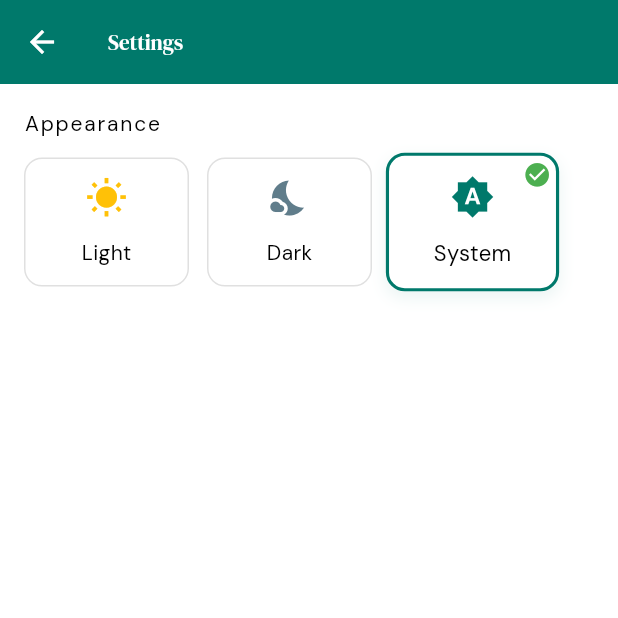
After one commit to x0911/voiceon-flutter, a Flutter app: the RecordingScreen screen opened by its route, after a tap on the "close" icon, after a tap on the "settings" icon, on a phone screen of 412 x 824 dp, the top half of it. The commit adds this screen. Run offline on Flutter 3.47's test engine with Material 3 defaults, Android fonts, the phone set to English and light mode, and no system bars; our stand-ins replace drift, flex_color_scheme, flutter_riverpod, go_router, google_fonts, permission_handler and 1 more; missing offline and left inert: audio_waveforms, flutter_sound; accounts and stored records are empty; generated files the repository leaves out were written again.

Commit message:
wip: bug-fixes-v1

```diff
--- a/lib/core/router/app_router.dart
+++ b/lib/core/router/app_router.dart
@@ -5,6 +5,7 @@ import '../../features/home/home_screen.dart';
 import '../../features/metadata/metadata_screen.dart';
 import '../../features/note_detail/note_detail_screen.dart';
 import '../../features/recording/recording_screen.dart';
+import '../../features/settings/settings_screen.dart';
 import '../../core/services/audio_service.dart';
 
 final appRouter = GoRouter(
@@ -53,5 +54,10 @@ final appRouter = GoRouter(
         return NoteDetailScreen(noteId: id);
       },
     ),
+    GoRoute(
+      path: '/settings',
+      name: 'settings',
+      builder: (context, state) => const SettingsScreen(),
+    ),
   ],
 );
--- a/lib/core/theme/theme_provider.dart
+++ b/lib/core/theme/theme_provider.dart
@@ -11,6 +11,10 @@ class ThemeModeNotifier extends StateNotifier<ThemeMode> {
       ThemeMode.light => ThemeMode.system,
     };
   }
+
+  void setThemeMode(ThemeMode mode) {
+    state = mode;
+  }
 }
 
 final themeModeProvider = StateNotifierProvider<ThemeModeNotifier, ThemeMode>(
--- a/lib/features/home/home_screen.dart
+++ b/lib/features/home/home_screen.dart
@@ -8,7 +8,6 @@ import '../../core/models/note.dart';
 import '../../core/models/person.dart';
 import '../../core/repositories/note_repository.dart';
 import '../../core/services/audio_service.dart';
-import '../../core/theme/theme_provider.dart';
 import 'home_state.dart';
 import 'note_card.dart';
 
@@ -97,9 +96,6 @@ class _HomeScreenState extends ConsumerState<HomeScreen> {
       }
     }
 
-    final themeMode = ref.watch(themeModeProvider);
-    final themeNotifier = ref.read(themeModeProvider.notifier);
-
     return Scaffold(
       body: CustomScrollView(
         slivers: [
@@ -117,28 +113,9 @@ class _HomeScreenState extends ConsumerState<HomeScreen> {
             ),
             actions: [
               IconButton(
-                icon: Icon(
-                  themeMode == ThemeMode.dark
-                      ? Icons.dark_mode
-                      : themeMode == ThemeMode.light
-                      ? Icons.light_mode
-                      : Icons.brightness_auto,
-                ),
-                tooltip: themeMode == ThemeMode.dark
-                    ? 'Switch to light theme'
-                    : themeMode == ThemeMode.light
-                    ? 'Switch to system theme'
-                    : 'Switch to dark theme',
-                onPressed: themeNotifier.cycleThemeMode,
-              ),
-              IconButton(
                 icon: const Icon(Icons.settings_outlined),
                 tooltip: 'Settings',
-                onPressed: () {
-                  ScaffoldMessenger.of(context).showSnackBar(
-                    const SnackBar(content: Text('Settings coming soon.')),
-                  );
-                },
+                onPressed: () => context.push('/settings'),
               ),
               if (filters.hasFilters)
                 IconButton(
@@ -169,6 +146,17 @@ class _HomeScreenState extends ConsumerState<HomeScreen> {
                       return FilterChip(
                         label: Text(priority.name.toUpperCase()),
                         selected: filters.priorities.contains(priority),
+                        selectedColor: Theme.of(context).colorScheme.primary,
+                        checkmarkColor: Colors.white,
+                        labelStyle: TextStyle(
+                          color: filters.priorities.contains(priority)
+                              ? Colors.white
+                              : Theme.of(context).colorScheme.onSurface,
+                          fontWeight: filters.priorities.contains(priority)
+                              ? FontWeight.w600
+                              : FontWeight.w400,
+                        ),
+                        selectedShadowColor: Colors.transparent,
                         onSelected: (_) =>
                             filterNotifier.togglePriority(priority),
                       );
@@ -181,6 +169,13 @@ class _HomeScreenState extends ConsumerState<HomeScreen> {
                       ChoiceChip(
                         label: const Text('Todo'),
                         selected: filters.todoFilter == HomeTodoFilter.todo,
+                        selectedColor: Theme.of(context).colorScheme.primary,
+                        labelStyle: TextStyle(
+                          color: filters.todoFilter == HomeTodoFilter.todo
+                              ? Colors.white
+                              : Theme.of(context).colorScheme.onSurface,
+                        ),
+                        selectedShadowColor: Colors.transparent,
                         onSelected: (_) => filterNotifier.setTodoFilter(
                           filters.todoFilter == HomeTodoFilter.todo
                               ? HomeTodoFilter.all
@@ -190,6 +185,13 @@ class _HomeScreenState extends ConsumerState<HomeScreen> {
                       ChoiceChip(
                         label: const Text('Non-Todo'),
                         selected: filters.todoFilter == HomeTodoFilter.nonTodo,
+                        selectedColor: Theme.of(context).colorScheme.primary,
+                        labelStyle: TextStyle(
+                          color: filters.todoFilter == HomeTodoFilter.nonTodo
+                              ? Colors.white
+                              : Theme.of(context).colorScheme.onSurface,
+                        ),
+                        selectedShadowColor: Colors.transparent,
                         onSelected: (_) => filterNotifier.setTodoFilter(
                           filters.todoFilter == HomeTodoFilter.nonTodo
                               ? HomeTodoFilter.all
@@ -206,6 +208,14 @@ class _HomeScreenState extends ConsumerState<HomeScreen> {
                         label: const Text('Pending'),
                         selected:
                             filters.statusFilter == HomeStatusFilter.pending,
+                        selectedColor: Theme.of(context).colorScheme.primary,
+                        labelStyle: TextStyle(
+                          color:
+                              filters.statusFilter == HomeStatusFilter.pending
+                              ? Colors.white
+                              : Theme.of(context).colorScheme.onSurface,
+                        ),
+                        selectedShadowColor: Colors.transparent,
                         onSelected: (_) => filterNotifier.setStatusFilter(
                           filters.statusFilter == HomeStatusFilter.pending
                               ? HomeStatusFilter.all
@@ -216,6 +226,14 @@ class _HomeScreenState extends ConsumerState<HomeScreen> {
                         label: const Text('Completed'),
                         selected:
                             filters.statusFilter == HomeStatusFilter.completed,
+                        selectedColor: Theme.of(context).colorScheme.primary,
+                        labelStyle: TextStyle(
+                          color:
+                              filters.statusFilter == HomeStatusFilter.completed
+                              ? Colors.white
+                              : Theme.of(context).colorScheme.onSurface,
+                        ),
+                        selectedShadowColor: Colors.transparent,
                         onSelected: (_) => filterNotifier.setStatusFilter(
                           filters.statusFilter == HomeStatusFilter.completed
                               ? HomeStatusFilter.all
@@ -239,6 +257,16 @@ class _HomeScreenState extends ConsumerState<HomeScreen> {
                           return FilterChip(
                             label: Text(person.name),
                             selected: selected,
+                            selectedColor: Theme.of(
+                              context,
+                            ).colorScheme.primary,
+                            checkmarkColor: Colors.white,
+                            labelStyle: TextStyle(
+                              color: selected
+                                  ? Colors.white
+                                  : Theme.of(context).colorScheme.onSurface,
+                            ),
+                            selectedShadowColor: Colors.transparent,
                             onSelected: (_) =>
                                 filterNotifier.togglePersonFilter(person.id),
                           );
@@ -326,7 +354,7 @@ class _HomeScreenState extends ConsumerState<HomeScreen> {
                               value,
                             )
                           : null,
-                      onTap: () => context.go('/note/${note.id}'),
+                      onTap: () => context.push('/note/${note.id}'),
                     ),
                   );
                 }, childCount: notes.length),
@@ -347,7 +375,7 @@ class _HomeScreenState extends ConsumerState<HomeScreen> {
       floatingActionButton: FloatingActionButton.extended(
         icon: const Icon(Icons.mic),
         label: const Text('New note'),
-        onPressed: () => context.go('/record'),
+        onPressed: () => context.push('/record'),
       ),
     );
   }
--- a/lib/features/recording/recording_screen.dart
+++ b/lib/features/recording/recording_screen.dart
@@ -154,7 +154,7 @@ class _RecordingScreenState extends ConsumerState<RecordingScreen>
       if (!mounted) return;
       if (widget.extra is RecordingEditContext) {
         final editContext = widget.extra as RecordingEditContext;
-        context.go(
+        context.push(
           '/metadata',
           extra: RecordingEditContext(
             noteId: editContext.noteId,
@@ -163,7 +163,7 @@ class _RecordingScreenState extends ConsumerState<RecordingScreen>
         );
         return;
       }
-      context.go('/metadata', extra: result);
+      context.push('/metadata', extra: result);
     } catch (error) {
       if (!mounted) return;
       ScaffoldMessenger.of(
@@ -186,9 +186,15 @@ class _RecordingScreenState extends ConsumerState<RecordingScreen>
             await notifier.cancelRecording();
             if (!context.mounted) return;
             if (widget.extra is RecordingEditContext) {
-              context.go(
-                '/note/${(widget.extra as RecordingEditContext).noteId}',
-              );
+              if (context.canPop()) {
+                context.pop();
+              } else {
+                context.go(
+                  '/note/${(widget.extra as RecordingEditContext).noteId}',
+                );
+              }
+            } else if (context.canPop()) {
+              context.pop();
             } else {
               context.go('/');
             }
--- /dev/null
+++ b/lib/features/settings/settings_screen.dart
@@ -0,0 +1,123 @@
+import 'package:flutter/material.dart';
+import 'package:flutter_riverpod/flutter_riverpod.dart';
+
+import '../../core/theme/theme_provider.dart';
+
+class SettingsScreen extends ConsumerWidget {
+  const SettingsScreen({super.key});
+
+  @override
+  Widget build(BuildContext context, WidgetRef ref) {
+    final themeMode = ref.watch(themeModeProvider);
+    final themeNotifier = ref.read(themeModeProvider.notifier);
+
+    Widget buildCard({
+      required IconData icon,
+      required String label,
+      required bool selected,
+      required VoidCallback onTap,
+      required Color? previewColor,
+    }) {
+      return GestureDetector(
+        onTap: onTap,
+        child: AnimatedScale(
+          scale: selected ? 1.05 : 1.0,
+          duration: const Duration(milliseconds: 180),
+          child: Stack(
+            children: [
+              Container(
+                width: 110,
+                padding: const EdgeInsets.all(12),
+                decoration: BoxDecoration(
+                  color: Theme.of(context).colorScheme.surface,
+                  borderRadius: BorderRadius.circular(12),
+                  border: Border.all(
+                    color: selected
+                        ? Theme.of(context).colorScheme.primary
+                        : Colors.grey.shade300,
+                    width: selected ? 2 : 1,
+                  ),
+                  boxShadow: selected
+                      ? [
+                          BoxShadow(
+                            color: Theme.of(
+                              context,
+                            ).colorScheme.primary.withOpacity(0.08),
+                            blurRadius: 8,
+                            offset: const Offset(0, 4),
+                          ),
+                        ]
+                      : null,
+                ),
+                child: Column(
+                  mainAxisSize: MainAxisSize.min,
+                  children: [
+                    Icon(icon, size: 28, color: previewColor),
+                    const SizedBox(height: 12),
+                    Text(label, style: Theme.of(context).textTheme.bodyMedium),
+                  ],
+                ),
+              ),
+              if (selected)
+                const Positioned(
+                  right: 4,
+                  top: 4,
+                  child: CircleAvatar(
+                    radius: 10,
+                    backgroundColor: Colors.white,
+                    child: Icon(
+                      Icons.check_circle,
+                      size: 18,
+                      color: Colors.green,
+                    ),
+                  ),
+                ),
+            ],
+          ),
+        ),
+      );
+    }
+
+    return Scaffold(
+      appBar: AppBar(title: const Text('Settings')),
+      body: Padding(
+        padding: const EdgeInsets.all(16),
+        child: Column(
+          crossAxisAlignment: CrossAxisAlignment.start,
+          children: [
+            const Text('Appearance', style: TextStyle(letterSpacing: 1.2)),
+            const SizedBox(height: 12),
+            Row(
+              mainAxisAlignment: MainAxisAlignment.start,
+              children: [
+                buildCard(
+                  icon: Icons.wb_sunny,
+                  label: 'Light',
+                  selected: themeMode == ThemeMode.light,
+                  previewColor: Colors.amber,
+                  onTap: () => themeNotifier.setThemeMode(ThemeMode.light),
+                ),
+                const SizedBox(width: 12),
+                buildCard(
+                  icon: Icons.nights_stay,
+                  label: 'Dark',
+                  selected: themeMode == ThemeMode.dark,
+                  previewColor: Colors.blueGrey,
+                  onTap: () => themeNotifier.setThemeMode(ThemeMode.dark),
+                ),
+                const SizedBox(width: 12),
+                buildCard(
+                  icon: Icons.brightness_auto,
+                  label: 'System',
+                  selected: themeMode == ThemeMode.system,
+                  previewColor: Theme.of(context).colorScheme.primary,
+                  onTap: () => themeNotifier.setThemeMode(ThemeMode.system),
+                ),
+              ],
+            ),
+          ],
+        ),
+      ),
+    );
+  }
+}
```
Also changed, not shown: lib/core/services/audio_service.dart (+15 -2 lines), lib/core/services/stt_service.dart (+64 -4 lines), lib/features/metadata/metadata_screen.dart (+9 -0 lines), lib/features/note_detail/note_detail_screen.dart (+7 -1 lines), lib/features/recording/recording_state.dart (+16 -10 lines), app-logo.png (added), 1 other file.
